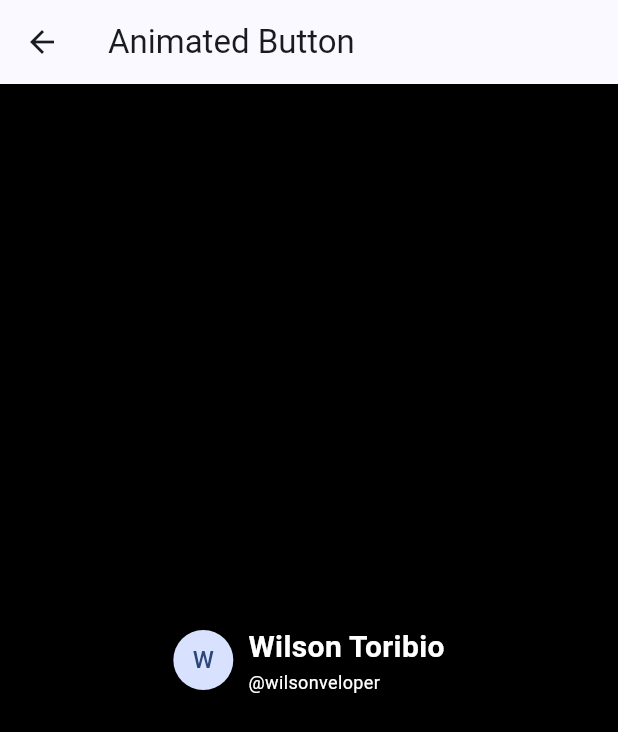
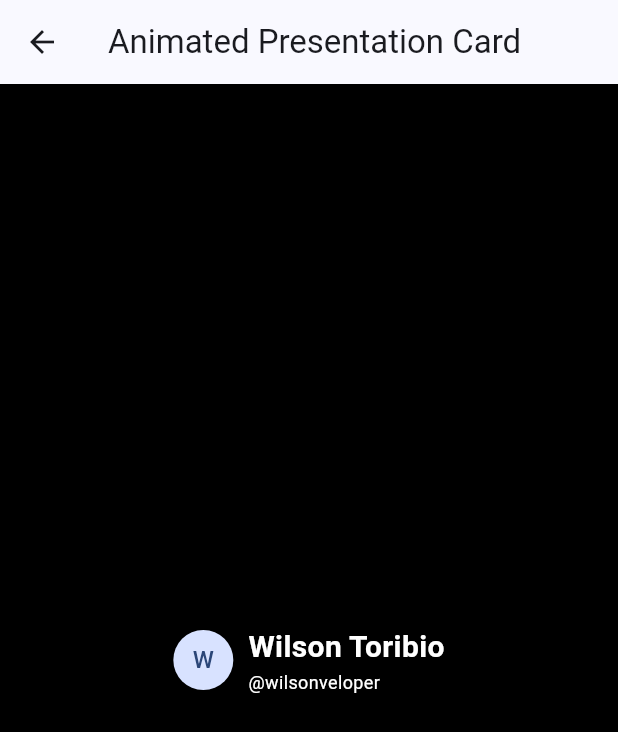
Before and after one commit to hydev777/wt-flutter-samples, a Flutter app: the screen it shows after launch, after a tap on "Animated Button", on a phone screen of 412 x 824 dp. Shown: the top 732 px of the screen. Run offline on Flutter 3.47's test engine with Material 3 defaults, Android fonts, the light colour scheme and no system bars; network calls fail.

Commit message:
organized files and class names

```diff
--- a/lib/animated_align_text.dart
+++ b/lib/animated_align_text.dart
@@ -56,6 +56,9 @@ class _AnimatedAlignTextState extends State<AnimatedAlignText>
   @override
   Widget build(BuildContext context) {
     return Scaffold(
+      appBar: AppBar(
+        title: const Text('Animated Align Text'),
+      ),
       body: Container(
         padding: const EdgeInsets.all(10),
         color: Colors.white,
--- a/lib/animated_card_2.dart
+++ b/lib/animated_card_2.dart
@@ -220,6 +220,9 @@ class _AnimatedCard2State extends State<AnimatedCard2>
   @override
   Widget build(BuildContext context) {
     return Scaffold(
+      appBar: AppBar(
+        title: const Text('Expandable Credit Card'),
+      ),
       body: Center(
         child: AnimatedBuilder(
           animation: _animationController,
--- a/lib/animated_card_3.dart
+++ b/lib/animated_card_3.dart
@@ -161,6 +161,9 @@ class _AnimatedCard3State extends State<AnimatedCard3>
   @override
   Widget build(BuildContext context) {
     return Scaffold(
+      appBar: AppBar(
+        title: const Text('Expandable Profile Card'),
+      ),
       body: Center(
         child: AnimatedBuilder(
           animation: _animationController,
--- a/lib/animated_card_4.dart
+++ b/lib/animated_card_4.dart
@@ -11,7 +11,6 @@ class AnimatedCard4 extends StatefulWidget {
 
 class _AnimatedCard4State extends State<AnimatedCard4>
     with TickerProviderStateMixin {
-  Alignment priceAlignment = Alignment.centerLeft;
   late final AnimationController _animationController;
   late final Animation<double> _opacityAnimation;
   late final Animation<double> _heightAnimation;
@@ -109,6 +108,9 @@ class _AnimatedCard4State extends State<AnimatedCard4>
   @override
   Widget build(BuildContext context) {
     return Scaffold(
+      appBar: AppBar(
+        title: const Text('Expandable Task Card'),
+      ),
       body: Center(
         child: AnimatedBuilder(
           animation: _animationController,
--- a/lib/animated_button_1.dart
+++ b/lib/animated_presentation_card.dart
@@ -6,14 +6,14 @@ import 'package:flutter/material.dart';
 const _maxHeight = 120.0;
 const _minHeight = 80.0;
 
-class AnimatedButton1 extends StatefulWidget {
-  const AnimatedButton1({super.key});
+class AnimatedPresentationCard extends StatefulWidget {
+  const AnimatedPresentationCard({super.key});
 
   @override
-  State<AnimatedButton1> createState() => _AnimatedButton1State();
+  State<AnimatedPresentationCard> createState() => _AnimatedPresentationCardState();
 }
 
-class _AnimatedButton1State extends State<AnimatedButton1> with SingleTickerProviderStateMixin {
+class _AnimatedPresentationCardState extends State<AnimatedPresentationCard> with SingleTickerProviderStateMixin {
   late AnimationController _controller;
   bool _small = true;
 
@@ -39,7 +39,7 @@ class _AnimatedButton1State extends State<AnimatedButton1> with SingleTickerProv
     return Scaffold(
       backgroundColor: Colors.black,
       appBar: AppBar(
-        title: const Text('Animated Button'),
+        title: const Text('Animated Presentation Card'),
       ),
       body: Center(
         child: AnimatedBuilder(
--- a/lib/main.dart
+++ b/lib/main.dart
@@ -1,8 +1,8 @@
 import 'package:flutter/material.dart';
 
 import 'animated_align_text.dart';
-import 'animated_align_example_1.dart';
-import 'animated_button_1.dart';
+import 'animated_align_name.dart';
+import 'animated_presentation_card.dart';
 import 'animated_card_2.dart';
 import 'animated_card_3.dart';
 import 'animated_card_4.dart';
@@ -61,7 +61,7 @@ class _MyHomePageState extends State<MyHomePage> {
               onPressed: () {
                 Navigator.of(context).push(
                   MaterialPageRoute<void>(
-                    builder: (BuildContext context) => const FlippingCard(),
+                    builder: (BuildContext context) => const FlippingCards(),
                   ),
                 );
               },
@@ -100,7 +100,7 @@ class _MyHomePageState extends State<MyHomePage> {
               onPressed: () {
                 Navigator.of(context).push(
                   MaterialPageRoute<void>(
-                    builder: (BuildContext context) => const AnimatedButton1(),
+                    builder: (BuildContext context) => const AnimatedPresentationCard(),
                   ),
                 );
               },
@@ -127,11 +127,11 @@ class _MyHomePageState extends State<MyHomePage> {
                 Navigator.of(context).push(
                   MaterialPageRoute<void>(
                     builder: (BuildContext context) =>
-                        const AnimatedAlignExample1(),
+                        const AnimatedAlignName(),
                   ),
                 );
               },
-              child: const Text('Animated Align 1'),
+              child: const Text('Animated Align Name'),
             ),
             const SizedBox(
               height: 5,
@@ -167,7 +167,8 @@ class _MyHomePageState extends State<MyHomePage> {
               onPressed: () {
                 Navigator.of(context).push(
                   MaterialPageRoute<void>(
-                    builder: (BuildContext context) => const AnimatedDropDownMenu(),
+                    builder: (BuildContext context) =>
+                        const AnimatedDropDownMenu(),
                   ),
                 );
               },
@@ -197,7 +198,7 @@ class _MyHomePageState extends State<MyHomePage> {
                   ),
                 );
               },
-              child: const Text('Desplegable Card'),
+              child: const Text('Expandable Credit Card'),
             ),
             const SizedBox(
               height: 5,
@@ -210,7 +211,7 @@ class _MyHomePageState extends State<MyHomePage> {
                   ),
                 );
               },
-              child: const Text('Desplegable Rounded Card'),
+              child: const Text('Expandable Profile Card'),
             ),
             const SizedBox(
               height: 5,
--- a/lib/staggerered_menu.dart
+++ b/lib/staggerered_menu.dart
@@ -12,7 +12,7 @@ class _StaggeredMenuState extends State<StaggeredMenu> {
   Widget build(BuildContext context) {
     return Scaffold(
       appBar: AppBar(
-        title: const Text('Staggered drawer menu'),
+        title: const Text('Staggered Drawer Menu'),
       ),
       drawer: const Menu(),
     );
--- a/lib/swipe_cards.dart
+++ b/lib/swipe_cards.dart
@@ -45,8 +45,6 @@ class _SwipeCardsState extends State<SwipeCards> {
     super.initState();
 
     _controller.addListener(() {
-      // print(_controller.initialScrollOffset);
-      // print(_controller.position);
       print(_controller.position.context.notificationContext!.widget);
     });
   }
@@ -64,8 +62,6 @@ class _SwipeCardsState extends State<SwipeCards> {
             scrollDirection: Axis.horizontal,
             itemCount: cards.length,
             itemBuilder: (context, index) {
-              final item = context.findRenderObject();
-
               return Container(
                 margin:
                     const EdgeInsets.symmetric(horizontal: 50, vertical: 10),
--- a/lib/three_d_planes.dart
+++ b/lib/three_d_planes.dart
@@ -64,6 +64,9 @@ class _ThreeDPlanesState extends State<ThreeDPlanes>
       ..repeat();
 
     return Scaffold(
+      appBar: AppBar(
+        title: const Text('3D Planes'),
+      ),
       body: Column(
         crossAxisAlignment: CrossAxisAlignment.center,
         children: [
```
Also changed, not shown: lib/animated_align_name.dart (renamed from lib/animated_align_example_1.dart, +7 -4 lines), lib/flipping_cards.dart (+4 -4 lines).
